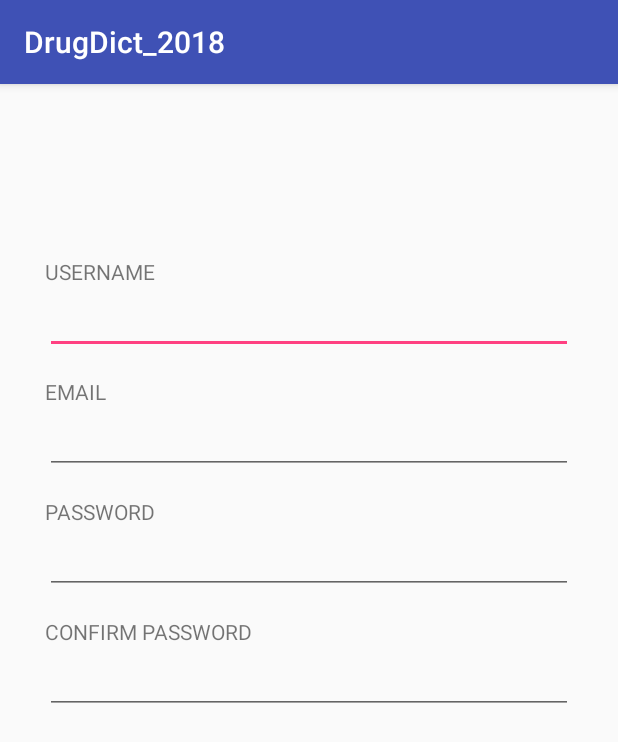
After one commit to tjtmf1/DrugDict_2018, an Android app: the SignUpActivity screen opened directly, with no data from a screen before it, on a phone screen of 412 x 824 dp. The commit adds this screen. Shown: the top 742 px of the screen. Run offline under Robolectric (Android 15) with nearby library versions, the phone set to English and light mode, and no system bars.

Commit message:
Intro, Login, SignUp Activity 추가, LAUNCHER 인텐트필터 수정

```diff
--- a/app/src/main/AndroidManifest.xml
+++ b/app/src/main/AndroidManifest.xml
@@ -9,13 +9,16 @@
         android:roundIcon="@mipmap/ic_launcher_round"
         android:supportsRtl="true"
         android:theme="@style/AppTheme">
-        <activity android:name=".MainActivity">
+        <activity android:name=".MainActivity"></activity>
+        <activity android:name=".IntroActivity">
             <intent-filter>
                 <action android:name="android.intent.action.MAIN" />
 
                 <category android:name="android.intent.category.LAUNCHER" />
             </intent-filter>
         </activity>
+        <activity android:name=".LoginActivity" />
+        <activity android:name=".SignUpActivity"></activity>
     </application>
 
 </manifest>
--- /dev/null
+++ b/app/src/main/java/com/example/yangj/drugdict_2018/SignUpActivity.java
@@ -0,0 +1,13 @@
+package com.example.yangj.drugdict_2018;
+
+import android.support.v7.app.AppCompatActivity;
+import android.os.Bundle;
+
+public class SignUpActivity extends AppCompatActivity {
+
+    @Override
+    protected void onCreate(Bundle savedInstanceState) {
+        super.onCreate(savedInstanceState);
+        setContentView(R.layout.activity_sign_up);
+    }
+}
--- /dev/null
+++ b/app/src/main/res/layout/activity_sign_up.xml
@@ -0,0 +1,72 @@
+<?xml version="1.0" encoding="utf-8"?>
+<LinearLayout xmlns:android="http://schemas.android.com/apk/res/android"
+    xmlns:app="http://schemas.android.com/apk/res-auto"
+    xmlns:tools="http://schemas.android.com/tools"
+    android:layout_width="match_parent"
+    android:layout_height="match_parent"
+    tools:context=".SignUpActivity"
+    android:orientation="vertical">
+    <TextView
+        android:layout_width="match_parent"
+        android:layout_height="100dp" />
+    <LinearLayout
+        android:layout_width="match_parent"
+        android:layout_height="wrap_content"
+        android:orientation="vertical"
+        android:paddingLeft="30dp"
+        android:paddingRight="30dp"
+        android:paddingTop="15dp">
+        <TextView
+            android:layout_width="wrap_content"
+            android:layout_height="wrap_content"
+            android:text="USERNAME"/>
+        <EditText
+            android:layout_width="match_parent"
+            android:layout_height="wrap_content" />
+    </LinearLayout>
+    <LinearLayout
+        android:layout_width="match_parent"
+        android:layout_height="wrap_content"
+        android:orientation="vertical"
+        android:paddingLeft="30dp"
+        android:paddingRight="30dp"
+        android:paddingTop="15dp">
+        <TextView
+            android:layout_width="wrap_content"
+            android:layout_height="wrap_content"
+            android:text="EMAIL"/>
+        <EditText
+            android:layout_width="match_parent"
+            android:layout_height="wrap_content" />
+    </LinearLayout>
+    <LinearLayout
+        android:layout_width="match_parent"
+        android:layout_height="wrap_content"
+        android:orientation="vertical"
+        android:paddingLeft="30dp"
+        android:paddingRight="30dp"
+        android:paddingTop="15dp">
+        <TextView
+            android:layout_width="wrap_content"
+            android:layout_height="wrap_content"
+            android:text="PASSWORD"/>
+        <EditText
+            android:layout_width="match_parent"
+            android:layout_height="wrap_content" />
+    </LinearLayout>
+    <LinearLayout
+        android:layout_width="match_parent"
+        android:layout_height="wrap_content"
+        android:orientation="vertical"
+        android:paddingLeft="30dp"
+        android:paddingRight="30dp"
+        android:paddingTop="15dp">
+        <TextView
+            android:layout_width="wrap_content"
+            android:layout_height="wrap_content"
+            android:text="CONFIRM PASSWORD"/>
+        <EditText
+            android:layout_width="match_parent"
+            android:layout_height="wrap_content" />
+    </LinearLayout>
+</LinearLayout>
--- a/app/src/main/res/values/strings.xml
+++ b/app/src/main/res/values/strings.xml
@@ -1,3 +1,7 @@
 <resources>
     <string name="app_name">DrugDict_2018</string>
+    <string name="id_hint">ID</string>
+    <string name="password_hint">Password</string>
+    <string name="LoginButton">Login</string>
+    <string name="SingupButton">Sign Up</string>
 </resources>
```
Also changed, not shown: app/src/main/java/com/example/yangj/drugdict_2018/IntroActivity.java (added, +27 -0 lines), app/src/main/java/com/example/yangj/drugdict_2018/LoginActivity.java (added, +28 -0 lines), app/src/main/res/layout/activity_intro.xml (added, +13 -0 lines), app/src/main/res/layout/activity_login.xml (added, +59 -0 lines).
